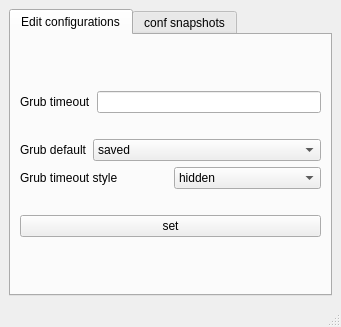
Above: ui/main.ui from Thenujan-0/grub-editor before the change. Below: the same form after it.
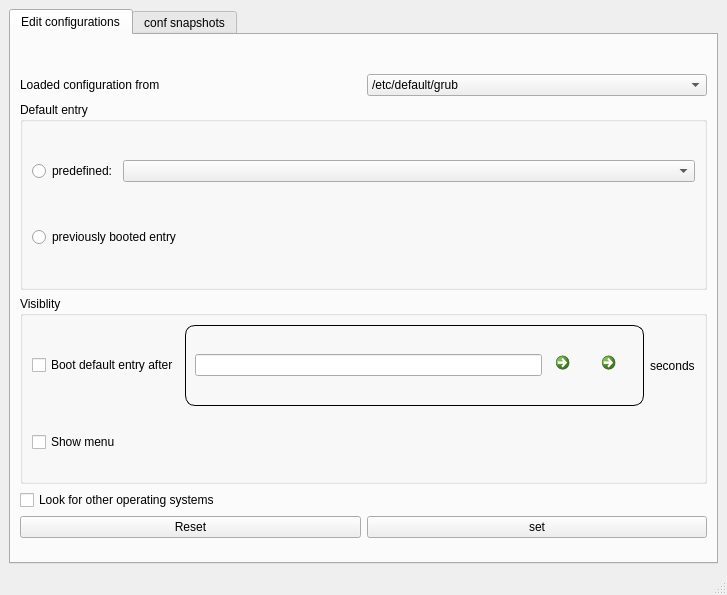
That is the form after the change. The open tabs and pages were chosen to show the change. Icons and pictures are not drawn.

Commit message: restructured files ,fixed a minor bug that occured when invalid default configuration is used

What changed in the file:
```diff
--- a/ui/main.ui
+++ b/ui/main.ui
@@ -6,15 +6,24 @@
    <rect>
     <x>0</x>
     <y>0</y>
-    <width>341</width>
-    <height>327</height>
+    <width>727</width>
+    <height>595</height>
    </rect>
   </property>
+  <property name="minimumSize">
+   <size>
+    <width>700</width>
+    <height>0</height>
+   </size>
+  </property>
   <property name="windowTitle">
    <string>Grub Editor</string>
   </property>
   <widget class="QWidget" name="centralwidget">
    <layout class="QVBoxLayout" name="verticalLayout_2">
+    <property name="spacing">
+     <number>0</number>
+    </property>
     <item>
      <widget class="QTabWidget" name="tabWidget">
       <property name="currentIndex">
@@ -27,32 +36,199 @@
        <layout class="QGridLayout" name="gridLayout">
         <item row="0" column="0">
          <layout class="QVBoxLayout" name="verticalLayout">
+          <property name="topMargin">
+           <number>0</number>
+          </property>
+          <item>
+           <layout class="QHBoxLayout" name="horizontalLayout_6">
+            <property name="topMargin">
+             <number>30</number>
+            </property>
+            <item>
+             <widget class="QLabel" name="label">
+              <property name="text">
+               <string>Loaded configuration from</string>
+              </property>
+             </widget>
+            </item>
+            <item>
+             <widget class="QComboBox" name="comboBox_configurations">
+              <item>
+               <property name="text">
+                <string>/etc/default/grub</string>
+               </property>
+              </item>
+             </widget>
+            </item>
+           </layout>
+          </item>
+          <item>
+           <layout class="QGridLayout" name="gridLayout_5">
+            <property name="topMargin">
+             <number>0</number>
+            </property>
           <property name="bottomMargin">
            <number>0</number>
           </property>
+            <item row="3" column="0">
+             <widget class="QCheckBox" name="checkBox_look_for_other_os">
+              <property name="text">
+               <string>Look for other operating systems</string>
+              </property>
+             </widget>
+            </item>
+            <item row="2" column="0">
+             <widget class="QGroupBox" name="groupBox">
+              <property name="title">
+               <string>Visiblity</string>
+              </property>
+              <layout class="QGridLayout" name="gridLayout_4">
+               <item row="1" column="0">
+                <layout class="QHBoxLayout" name="horizontalLayout_2">
+                 <property name="bottomMargin">
+                  <number>20</number>
+                 </property>
           <item>
+                  <widget class="QCheckBox" name="checkBox_show_menu">
+                   <property name="text">
+                    <string>Show menu</string>
+                   </property>
+                  </widget>
+                 </item>
+                </layout>
+               </item>
+               <item row="0" column="0">
            <layout class="QHBoxLayout" name="horizontalLayout">
+                 <property name="leftMargin">
+                  <number>0</number>
+                 </property>
             <property name="bottomMargin">
              <number>20</number>
             </property>
             <item>
-             <widget class="QLabel" name="lbl_grub_timeout">
+                  <widget class="QCheckBox" name="checkBox_boot_default_entry_after">
               <property name="text">
-               <string>Grub timeout</string>
+                    <string>Boot default entry after</string>
               </property>
              </widget>
             </item>
+                 <item>
+                  <widget class="QFrame" name="frame_default_entry">
+                   <property name="minimumSize">
+                    <size>
+                     <width>200</width>
+                     <height>0</height>
+                    </size>
+                   </property>
+                   <property name="styleSheet">
+                    <string notr="true">.QFrame{border:1px solid #010101;
+                                                 border-radius: 10px 10px 10px 10px;}</string>
+                   </property>
+                   <property name="frameShape">
+                    <enum>QFrame::StyledPanel</enum>
+                   </property>
+                   <property name="frameShadow">
+                    <enum>QFrame::Raised</enum>
+                   </property>
+                   <layout class="QGridLayout" name="gridLayout_3">
+                    <property name="topMargin">
+                     <number>0</number>
+                    </property>
+                    <property name="bottomMargin">
+                     <number>0</number>
+                    </property>
+                    <item row="0" column="0">
+                     <layout class="QHBoxLayout" name="horizontalLayout_4">
             <item>
              <widget class="QLineEdit" name="ledit_grub_timeout"/>
             </item>
-           </layout>
+                      <item>
+                       <widget class="QCommandLinkButton" name="btn_add">
+                        <property name="minimumSize">
+                         <size>
+                          <width>40</width>
+                          <height>0</height>
+                         </size>
+                        </property>
+                        <property name="maximumSize">
+                         <size>
+                          <width>40</width>
+                          <height>40</height>
+                         </size>
+                        </property>
+                        <property name="text">
+                         <string/>
+                        </property>
+                        <property name="icon">
+                         <iconset theme="list-add.png">
+                          <normaloff>.</normaloff>.</iconset>
+                        </property>
+                        <property name="iconSize">
+                         <size>
+                          <width>20</width>
+                          <height>20</height>
+                         </size>
+                        </property>
+                       </widget>
           </item>
           <item>
-           <layout class="QHBoxLayout" name="horizontalLayout_3">
+                       <widget class="QCommandLinkButton" name="btn_substract">
+                        <property name="sizePolicy">
+                         <sizepolicy hsizetype="Minimum" vsizetype="Minimum">
+                          <horstretch>0</horstretch>
+                          <verstretch>0</verstretch>
+                         </sizepolicy>
+                        </property>
+                        <property name="maximumSize">
+                         <size>
+                          <width>40</width>
+                          <height>40</height>
+                         </size>
+                        </property>
+                        <property name="text">
+                         <string/>
+                        </property>
+                        <property name="icon">
+                         <iconset theme="list-remove.png">
+                          <normaloff>.</normaloff>.</iconset>
+                        </property>
+                       </widget>
+                      </item>
+                     </layout>
+                    </item>
+                   </layout>
+                  </widget>
+                 </item>
             <item>
              <widget class="QLabel" name="label_2">
               <property name="text">
-               <string>Grub default</string>
+                    <string>seconds</string>
+                   </property>
+                  </widget>
+                 </item>
+                </layout>
+               </item>
+              </layout>
+             </widget>
+            </item>
+            <item row="0" column="0">
+             <widget class="QGroupBox" name="groupBox_2">
+              <property name="title">
+               <string>Default entry</string>
+              </property>
+              <layout class="QGridLayout" name="gridLayout_6">
+               <item row="0" column="0">
+                <layout class="QHBoxLayout" name="horizontalLayout_3">
+                 <property name="leftMargin">
+                  <number>0</number>
+                 </property>
+                 <property name="bottomMargin">
+                  <number>10</number>
+                 </property>
+                 <item>
+                  <widget class="QRadioButton" name="predefined">
+                   <property name="text">
+                    <string>predefined:</string>
               </property>
              </widget>
             </item>
@@ -64,42 +240,31 @@
                 <verstretch>0</verstretch>
                </sizepolicy>
               </property>
-              <item>
+                  </widget>
+                 </item>
+                </layout>
+               </item>
+               <item row="1" column="0">
+                <widget class="QRadioButton" name="previously_booted_entry">
                <property name="text">
-                <string>saved</string>
-               </property>
-              </item>
+                  <string>previously booted entry</string>
+                 </property>
              </widget>
             </item>
            </layout>
-          </item>
-          <item>
-           <layout class="QHBoxLayout" name="horizontalLayout_2">
+             </widget>
+            </item>
+            <item row="5" column="0">
+             <layout class="QHBoxLayout" name="horizontalLayout_9">
             <property name="bottomMargin">
-             <number>20</number>
+               <number>15</number>
             </property>
             <item>
-             <widget class="QLabel" name="label">
+               <widget class="QPushButton" name="btn_reset">
               <property name="text">
-               <string>Grub timeout style</string>
-              </property>
-             </widget>
-            </item>
-            <item>
-             <widget class="QComboBox" name="comboBoxTimeoutStyle">
-              <item>
-               <property name="text">
-                <string>hidden</string>
-               </property>
-              </item>
-              <item>
-               <property name="text">
-                <string>menu</string>
-               </property>
-              </item>
-             </widget>
-            </item>
-           </layout>
+                 <string>Reset</string>
+                </property>
+               </widget>
           </item>
           <item>
            <widget class="QPushButton" name="btn_set">
@@ -111,6 +276,10 @@
          </layout>
         </item>
        </layout>
+          </item>
+         </layout>
+        </item>
+       </layout>
       </widget>
       <widget class="QWidget" name="conf_snapshots">
        <attribute name="title">
```
Left out of the diff: 53 changed lines with no effect on the pictures. Lines whose indentation alone changed are shown as unchanged. The commit also changes 19 other files.
